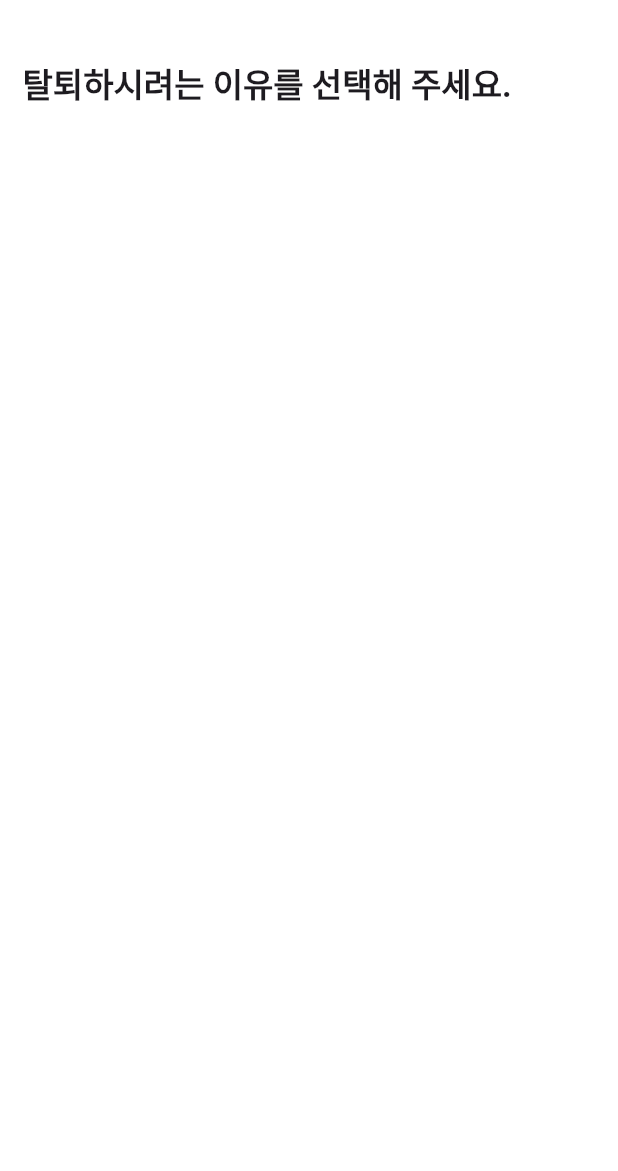
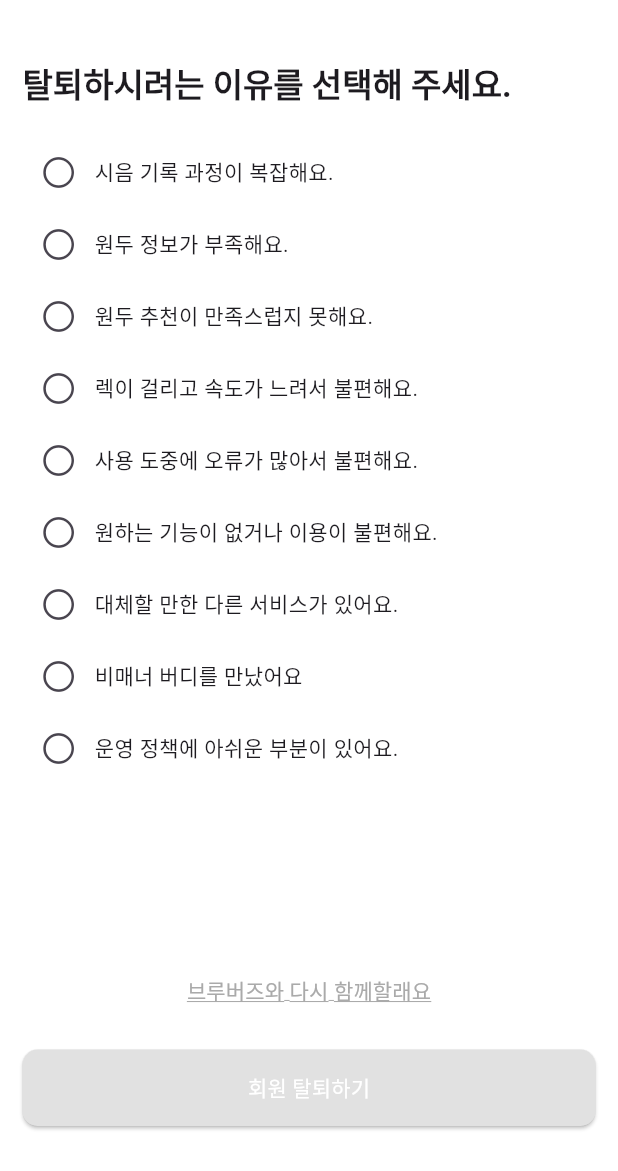
Before and after one commit to Team-BrewBuds/FE_REPO, a Flutter app: the step_1 screen opened directly, on a phone screen of 412 x 824 dp, the part 65-1236 px from its top. Run offline on Flutter 3.47's test engine with Material 3 defaults, Android fonts, the phone set to English and light mode, and no system bars; our stand-ins replace camera, carousel_slider, dio, firebase_core, flutter_dotenv, flutter_native_splash and 12 more; missing offline and left inert: debounce_throttle, flutter_naver_login, kakao_flutter_sdk, kakao_flutter_sdk_user, photo_manager, syncfusion_flutter_core; accounts and stored records are empty; generated files the repository leaves out were written again; Roboto replaces fonts that are missing (Pretendard); project files that could hold a hidden picture were left out.

Commit message:
회원탈퇴 추가

```diff
--- a/lib/profile/views/account_out_view.dart
+++ b/lib/profile/views/account_out_view.dart
@@ -1,7 +1,10 @@
 import 'package:brew_buds/common/button_factory.dart';
+import 'package:brew_buds/common/color_styles.dart';
 import 'package:brew_buds/di/router.dart';
+import 'package:brew_buds/home/all/home_all_view.dart';
 import 'package:flutter/cupertino.dart';
 import 'package:flutter/material.dart';
+import 'package:go_router/go_router.dart';
 
 import '../../common/text_styles.dart';
 
@@ -15,23 +18,33 @@ class AccountOutView extends StatefulWidget {
 class _AccountOutViewState extends State<AccountOutView> {
   bool _check = false;
 
-
   @override
   Widget build(BuildContext context) {
     return Scaffold(
       appBar: AppBar(
-        title: Text('회원 탈퇴',),
+        title: Text(
+          '회원 탈퇴',
+        ),
       ),
       body: Container(
-        margin: EdgeInsets.symmetric(vertical: 30,horizontal: 15),
-        child:
-        Column(
+        margin: EdgeInsets.symmetric(vertical: 30, horizontal: 15),
+        child: Column(
           crossAxisAlignment: CrossAxisAlignment.start,
           children: [
-            Text('버디님, 브루버즈와 함께하며\n내 커피 취향을 찾으셨나요?', style: TextStyles.title05Bold,),
-            SizedBox(height: 30,),
-            Text('만약,버디님이 아직 내 커피 취향을 못찾았다면\n브루버즈와 다시 함께해봐요!', style: TextStyles.title02SemiBold,),
-            SizedBox(height: 100,),
+            Text(
+              '버디님, 브루버즈와 함께하며\n내 커피 취향을 찾으셨나요?',
+              style: TextStyles.title05Bold,
+            ),
+            SizedBox(
+              height: 30,
+            ),
+            Text(
+              '만약,버디님이 아직 내 커피 취향을 못찾았다면\n브루버즈와 다시 함께해봐요!',
+              style: TextStyles.title02SemiBold,
+            ),
+            SizedBox(
+              height: 100,
+            ),
             Text.rich(
               TextSpan(
                 text: '버디님 탈퇴하기 전 아래 내용을 확인해주세요.\n\n'
@@ -42,7 +55,8 @@ class _AccountOutViewState extends State<AccountOutView> {
                 children: [
                   TextSpan(
                     text: '30일 동안 ', // '30' 부분만 굵게
-                    style: TextStyles.captionMediumRegular.copyWith(fontWeight: FontWeight.bold),
+                    style: TextStyles.captionMediumRegular
+                        .copyWith(fontWeight: FontWeight.bold),
                   ),
                   TextSpan(
                     text: '브루버즈에 다시 가입할 수 없어요.',
@@ -50,26 +64,47 @@ class _AccountOutViewState extends State<AccountOutView> {
                 ],
               ),
             ),
-            SizedBox(height: 250,),
+            SizedBox(
+              height: 250,
+            ),
             Row(
               children: [
-                IconButton(onPressed: (){
+                IconButton(
+                    onPressed: () {
                       setState(() {
-                    _check =! _check;
+                        _check = !_check;
                         print(_check);
                       });
-                }, icon: _check ?  Icon(CupertinoIcons.check_mark_circled_solid,color: Colors.red,): Icon(CupertinoIcons.circle) ),
+                    },
+                    icon: _check
+                        ? Icon(
+                            CupertinoIcons.check_mark_circled_solid,
+                            color: Colors.red,
+                          )
+                        : Icon(CupertinoIcons.circle)),
                 Text('안내 사항을 확인하였으며, 이에 동의합니다.'),
-
               ],
             ),
-            ButtonFactory.buildRoundedButton(onTapped: (){},
-                text: '다음', style: RoundedButtonStyle(backgroundColor: Colors.black, borderWidth: 0.0, borderColor: Colors.black, textColor: Colors.white, size: RoundedButtonSize.xLarge))
-
-            // ElevatedButton(onPressed: (){
-            //   if(_check)
-            //   Navigator.push(context, MaterialPageRoute(builder: (context) => step_1()));
-            // }, child: Text('다음'))
+            Container(
+              width: double.infinity,
+              child: ElevatedButton(
+                onPressed: () {
+                  _check
+                      ? Navigator.push(context,
+                          MaterialPageRoute(builder: (context) => step_1()))
+                      : null;
+                },
+                style: ElevatedButton.styleFrom(
+                  padding: const EdgeInsets.symmetric(vertical: 15),
+                  backgroundColor: _check ? Colors.black : ColorStyles.gray30,
+                  foregroundColor: ColorStyles.white,
+                  shape: RoundedRectangleBorder(
+                    borderRadius: BorderRadius.circular(10),
+                  ),
+                ),
+                child: const Text('다음'),
+              ),
+            ),
           ],
         ),
       ),
@@ -85,20 +120,154 @@ class step_1 extends StatefulWidget {
 }
 
 class _step_1State extends State<step_1> {
+  List<String> _reasons = [
+    '시음 기록 과정이 복잡해요.',
+    '원두 정보가 부족해요.',
+    '원두 추천이 만족스럽지 못해요.',
+    '렉이 걸리고 속도가 느려서 불편해요.',
+    '사용 도중에 오류가 많아서 불편해요.',
+    '원하는 기능이 없거나 이용이 불편해요.',
+    '대체할 만한 다른 서비스가 있어요.',
+    '비매너 버디를 만났어요',
+    '운영 정책에 아쉬운 부분이 있어요.'
+  ];
+
+  int? _selectedIndex;
+  List<bool> _checks = [];
+
+  @override
+  void initState() {
+    // TODO: implement initState
+    _checks = List<bool>.filled(_reasons.length, false);
+    super.initState();
+  }
+
+  Future<void> _showMyDialog() async {
+    return showDialog<void>(
+      context: context,
+      barrierDismissible: false, // user must tap button!
+      builder: (BuildContext context) {
+        return AlertDialog(
+          title: const Text('정말 탈퇴 하시겠어요?',style: TextStyles.title02SemiBold,
+          textAlign: TextAlign.center
+          ),
+          actions: <Widget>[
+            Row(
+              mainAxisAlignment: MainAxisAlignment.spaceBetween,
+              children: [
+                TextButton(
+                  child: const Text('취소'),
+                  onPressed: () {
+                    Navigator.of(context).pop();
+                  },
+
+                ),
+                TextButton(
+                  child: const Text('탈퇴하기'),
+                  onPressed: () {
+                    //탈퇴하기  로직 구현 예정.
+                  },
+                ),
+              ],
+            )
+
+
+          ],
+        );
+      },
+    );
+  }
+
+
   @override
   Widget build(BuildContext context) {
     return Scaffold(
       appBar: AppBar(
-        title: Text('회원 탈퇴',),
+        title: Text(
+          '회원 탈퇴',
         ),
-      body: Container(
-        margin: EdgeInsets.symmetric(vertical: 30,horizontal: 15),
+      ),
+      body: StatefulBuilder(
+        builder: (BuildContext context, void Function(void Function()) setState) {
+          return Container(
+            margin: EdgeInsets.symmetric(vertical: 30, horizontal: 15),
             child: Column(
               crossAxisAlignment: CrossAxisAlignment.start,
               children: [
-            Text('탈퇴하시려는 이유를 선택해 주세요.', style: TextStyles.title04SemiBold,),
+                Text(
+                  '탈퇴하시려는 이유를 선택해 주세요.',
+                  style: TextStyles.title04SemiBold,
+                ),
+                SizedBox(
+                  height: 20,
+                ),
+                Expanded(
+                  child: ListView.builder(
+                      itemCount: _reasons.length,
+                      itemBuilder: (context, index) {
+                        return Row(
+                          children: [
+                            IconButton(
+                                onPressed: () {
+                                  setState(() {
+                                    if(_selectedIndex == index){
+                                    } else {
+                                      _selectedIndex = index;
+                                    }
+
+                                  });
+                                },
+                                icon: _selectedIndex == index
+                                    ? Icon(
+                                  CupertinoIcons.check_mark_circled_solid,
+                                  color: Colors.red,
+                                )
+                                    : Icon(CupertinoIcons.circle)),
+                            Text(_reasons[index]),
+                          ],
+                        );
+                      }),
+                ),
+                Center(
+                  child: TextButton(
+                      onPressed: () {
+                        context.go('/home/all');
+                        // Navigator.push(context, MaterialPageRoute(builder: (context) => HomeAllView()));
+                      },
+                      child: Text(
+                        '브루버즈와 다시 함께할래요',
+                        style: TextStyle(
+                            decoration: TextDecoration.underline,
+                            decorationColor: ColorStyles.gray50,
+                            color: ColorStyles.gray50),
+                      )),
+                ),
+                SizedBox(
+                  height: 15,
+                ),
+                Container(
+                  width: double.infinity,
+                  child: ElevatedButton(
+                    onPressed: () {
+                      _showMyDialog();
+
+
+                    },
+                    style: ElevatedButton.styleFrom(
+                      padding: const EdgeInsets.symmetric(vertical: 15),
+                      backgroundColor: _selectedIndex != null ? ColorStyles.black : ColorStyles.gray30 ,
+                      foregroundColor: ColorStyles.white,
+                      shape: RoundedRectangleBorder(
+                        borderRadius: BorderRadius.circular(10),
+                      ),
+                    ),
+                    child: const Text('회원 탈퇴하기'),
+                  ),
+                ),
               ],
             ),
+          );
+        },
       ),
     );
   }
--- a/pubspec.yaml
+++ b/pubspec.yaml
@@ -35,7 +35,7 @@ dependencies:
   sliver_tools: ^0.2.12
   velocity_x: ^4.2.1
   get: ^4.6.6
-  flutter_native_splash
+  flutter_native_splash:
   syncfusion_flutter_sliders: 25.2.4
   syncfusion_flutter_core: ^25.2.7
   image_picker: ^1.1.2
```
Lines whose indentation alone changed are shown as unchanged.
